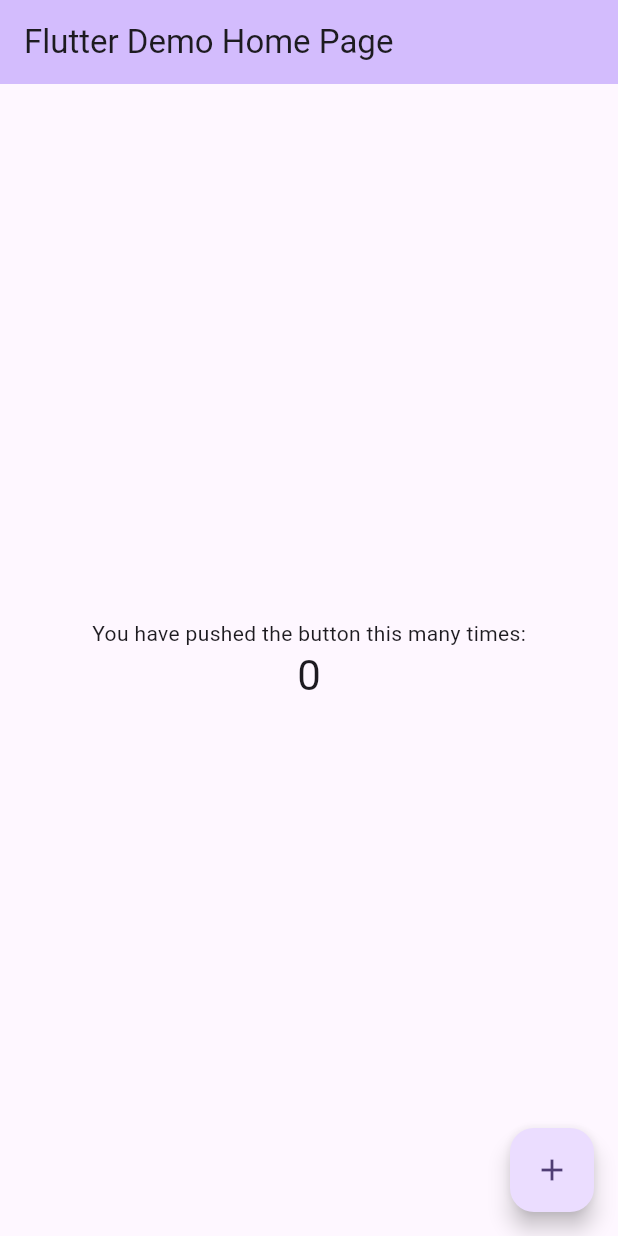
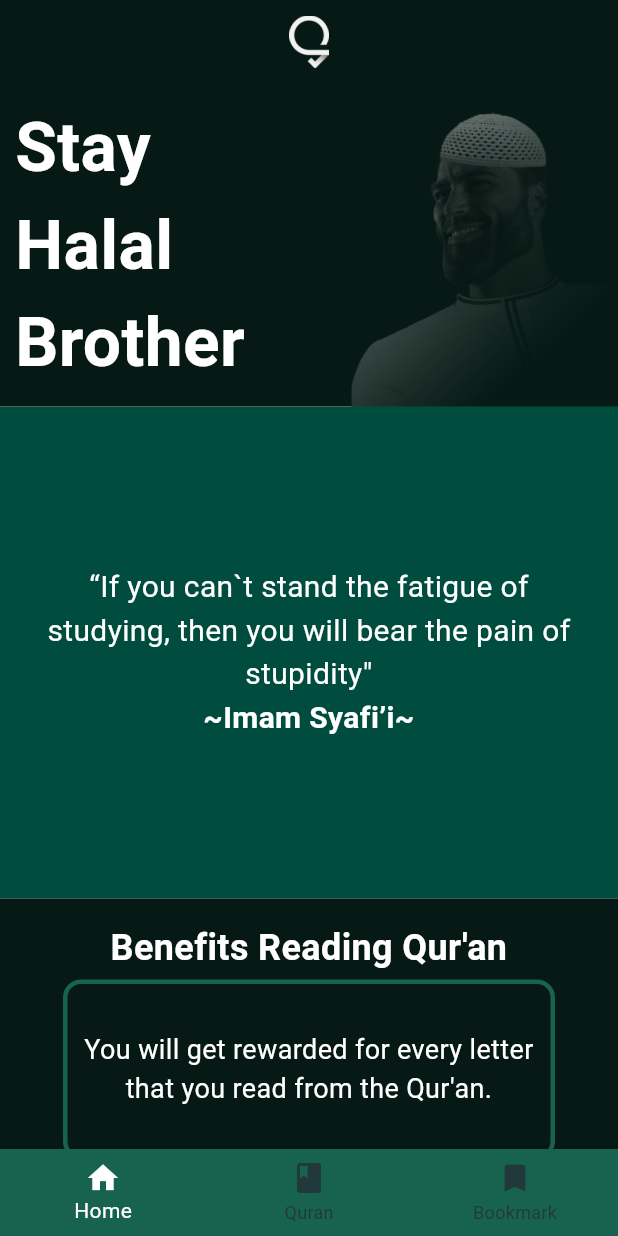
Before and after one commit to RandiRamadhani10/qurangue-flutter, a Flutter app: the screen it shows after launch, on a phone screen of 412 x 824 dp. Run offline on Flutter 3.47's test engine with Material 3 defaults, Android fonts, the phone set to English and light mode, and no system bars.

Commit message:
add homecreen

```diff
--- a/lib/main.dart
+++ b/lib/main.dart
@@ -1,4 +1,5 @@
 import 'package:flutter/material.dart';
+import 'package:quran_gue/src/screens/home_screen.dart';
 
 void main() {
   runApp(const MyApp());
@@ -9,12 +10,12 @@ class MyApp extends StatelessWidget {
   @override
   Widget build(BuildContext context) {
     return MaterialApp(
-      title: 'Flutter Demo',
+      title: 'Home',
       theme: ThemeData(
         colorScheme: ColorScheme.fromSeed(seedColor: Colors.deepPurple),
         useMaterial3: true,
       ),
-      home: const MyHomePage(title: 'Flutter Demo Home Page'),
+      home: const HomeScreen(),
     );
   }
 }
--- /dev/null
+++ b/lib/src/screens/home_screen.dart
@@ -0,0 +1,192 @@
+import 'package:flutter/material.dart';
+import 'package:quran_gue/src/utils/Custom_colors.dart';
+
+class HomeScreen extends StatelessWidget {
+  const HomeScreen({super.key});
+
+  @override
+  Widget build(BuildContext context) {
+    return Scaffold(
+      appBar: AppBar(
+        title: Center(
+            child: Image.asset(
+          'assets/images/logo_img.png',
+          height: 35.2,
+          width: 35.2,
+        )),
+        backgroundColor: CustomColors.tealDark,
+      ),
+      body: ListView(
+        children: <Widget>[
+          Container(
+            decoration: const BoxDecoration(
+              color: CustomColors.tealDark,
+            ),
+            child: Row(
+              mainAxisAlignment: MainAxisAlignment.spaceBetween,
+              crossAxisAlignment: CrossAxisAlignment.end,
+              children: <Widget>[
+                const Flexible(
+                  child: Padding(
+                    padding: EdgeInsets.all(10.0),
+                    child: Text(
+                      "Stay Halal Brother",
+                      style: TextStyle(
+                          fontSize: 45.2,
+                          color: Colors.white,
+                          fontWeight: FontWeight.bold),
+                    ),
+                  ),
+                ),
+                Flexible(
+                    child: Image.asset(
+                  'assets/images/chad_img.png',
+                  height: 200.0,
+                  width: 200.0,
+                ))
+              ],
+            ),
+          ),
+          Container(
+            padding:
+                const EdgeInsets.symmetric(vertical: 106.0, horizontal: 19),
+            decoration: const BoxDecoration(color: CustomColors.teal),
+            child: const Column(children: <Widget>[
+              Center(
+                child: Text(
+                  '“If you can`t stand the fatigue of studying, then you will bear the pain of stupidity"',
+                  style: TextStyle(fontSize: 20.0, color: Colors.white),
+                  textAlign: TextAlign.center,
+                ),
+              ),
+              Center(
+                child: Text(
+                  '~Imam Syafi’i~',
+                  style: TextStyle(
+                      fontSize: 20.0,
+                      fontWeight: FontWeight.bold,
+                      color: Colors.white),
+                  textAlign: TextAlign.center,
+                ),
+              ),
+            ]),
+          ),
+          Container(
+            padding: const EdgeInsets.symmetric(vertical: 16.0, horizontal: 19),
+            decoration: const BoxDecoration(color: CustomColors.tealDark),
+            child: const Column(children: <Widget>[
+              Center(
+                child: Text(
+                  "Benefits Reading Qur'an",
+                  style: TextStyle(
+                      color: Colors.white,
+                      fontSize: 24,
+                      fontWeight: FontWeight.bold),
+                  textAlign: TextAlign.center,
+                ),
+              ),
+              Center(
+                child: Card(
+                  elevation: 0,
+                  color: CustomColors.tealDark,
+                  shape: RoundedRectangleBorder(
+                    side: BorderSide(color: CustomColors.tealLight, width: 3),
+                    borderRadius: BorderRadius.all(Radius.circular(12)),
+                  ),
+                  child: Padding(
+                    padding: EdgeInsets.symmetric(vertical: 10, horizontal: 14),
+                    child: SizedBox(
+                      width: 300,
+                      height: 100,
+                      child: Center(
+                          child: Text(
+                        "You will get rewarded for every letter that you read from the Qur'an.",
+                        style: TextStyle(
+                          color: Colors.white,
+                          fontSize: 18,
+                        ),
+                        textAlign: TextAlign.center,
+                      )),
+                    ),
+                  ),
+                ),
+              ),
+              Center(
+                child: Card(
+                  elevation: 0,
+                  color: CustomColors.tealDark,
+                  shape: RoundedRectangleBorder(
+                    side: BorderSide(color: CustomColors.tealLight, width: 3),
+                    borderRadius: BorderRadius.all(Radius.circular(12)),
+                  ),
+                  child: Padding(
+                    padding: EdgeInsets.symmetric(vertical: 10, horizontal: 14),
+                    child: SizedBox(
+                      width: 300,
+                      height: 100,
+                      child: Center(
+                          child: Text(
+                        "Qur'an Calms the Soul.",
+                        style: TextStyle(
+                          color: Colors.white,
+                          fontSize: 18,
+                        ),
+                        textAlign: TextAlign.center,
+                      )),
+                    ),
+                  ),
+                ),
+              ),
+              Center(
+                child: Card(
+                  elevation: 0,
+                  color: CustomColors.tealDark,
+                  shape: RoundedRectangleBorder(
+                    side: BorderSide(color: CustomColors.tealLight, width: 3),
+                    borderRadius: BorderRadius.all(Radius.circular(12)),
+                  ),
+                  child: Padding(
+                    padding: EdgeInsets.symmetric(vertical: 10, horizontal: 14),
+                    child: SizedBox(
+                      width: 300,
+                      height: 100,
+                      child: Center(
+                          child: Text(
+                        "You stutter and can't get it right? No problem. You will be rewarded for that too!.",
+                        style: TextStyle(
+                          color: Colors.white,
+                          fontSize: 18,
+                        ),
+                        textAlign: TextAlign.center,
+                      )),
+                    ),
+                  ),
+                ),
+              ),
+            ]),
+          )
+        ],
+      ),
+      bottomNavigationBar: BottomNavigationBar(
+        currentIndex: 0,
+        unselectedItemColor: CustomColors.tealLightsec,
+        selectedItemColor: Colors.white,
+        backgroundColor: CustomColors.tealLight,
+        items: const [
+          BottomNavigationBarItem(
+            icon: Icon(Icons.home),
+            label: 'Home',
+          ),
+          BottomNavigationBarItem(
+            icon: Icon(Icons.book),
+            label: 'Quran',
+          ),
+          BottomNavigationBarItem(
+            icon: Icon(Icons.bookmark),
+            label: 'Bookmark',
+          ),
+        ],
+      ),
+    );
+  }
+}
--- /dev/null
+++ b/lib/src/utils/custom_colors.dart
@@ -0,0 +1,10 @@
+import 'package:flutter/material.dart';
+
+class CustomColors {
+  static const Color teal = Color(0xFF004d40);
+  static const Color tealDark = Color(0xFF061914);
+  static const Color tealLight = Color(0xFF186250);
+  static const Color tealLightsec = Color.fromARGB(255, 33, 57, 58);
+  static const Color myCustomColor2 = Color.fromRGBO(51, 102, 153, 1.0);
+  static const Color myCustomColor3 = Colors.tealAccent;
+}
```
Also changed, not shown: pubspec.yaml (+4 -4 lines), assets/images/chad_img.png (added), assets/images/logo_img.png (added).
